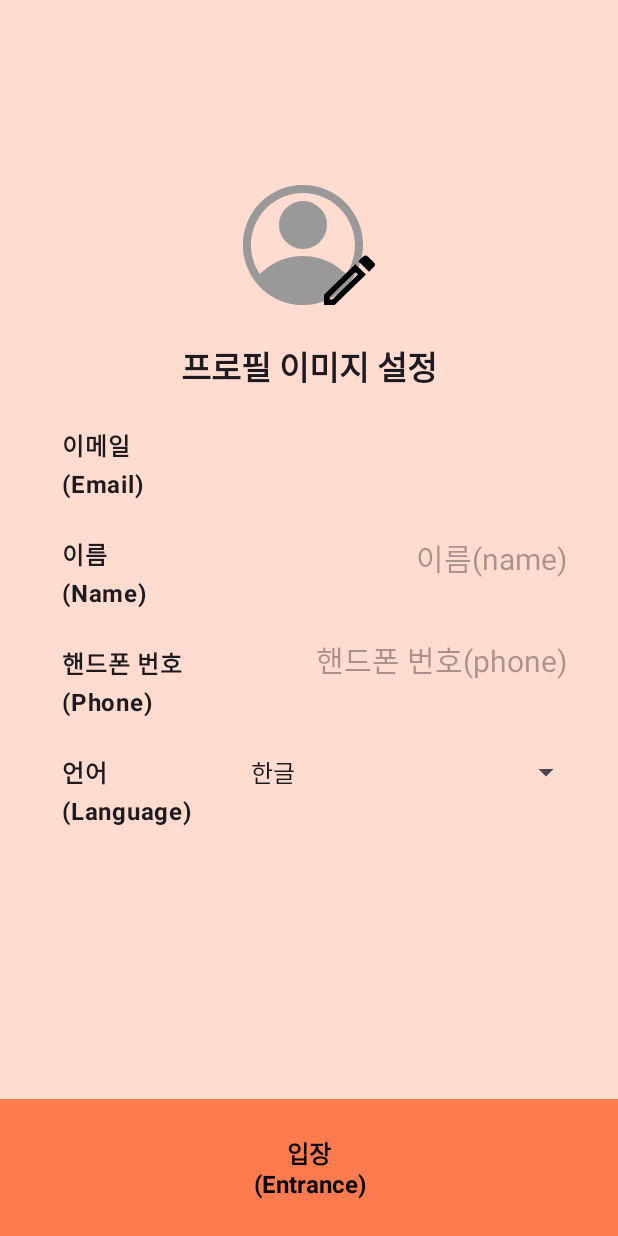
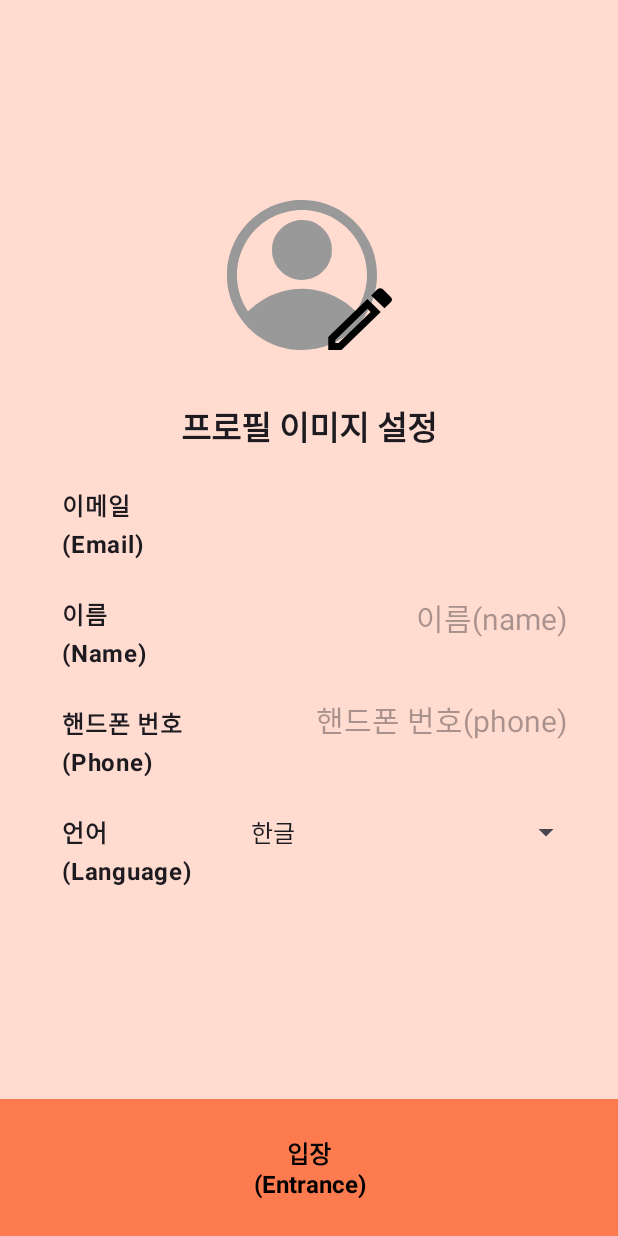
Before and after one commit to SaangMin/android-publictalk, an Android app: the SettingInfoFragment screen opened through its navigation route, on a phone screen of 412 x 824 dp. Run offline under Robolectric (Android 15) with nearby library versions, the phone set to English and light mode, and no system bars; our stand-ins replace Firebase (no records; nobody signed in at launch, a user with empty details on screens opened directly), data binding; 3 statements that could not run were skipped.

Commit message:
정보 입력창 프로필 사진 첨부 기능 구현

```diff
--- a/app/src/main/java/com/skysmyoo/publictalk/ui/login/SettingInfoFragment.kt
+++ b/app/src/main/java/com/skysmyoo/publictalk/ui/login/SettingInfoFragment.kt
@@ -1,9 +1,14 @@
 package com.skysmyoo.publictalk.ui.login
 
+import android.net.Uri
 import android.os.Bundle
+import android.provider.OpenableColumns
+import android.util.Log
 import android.view.View
 import android.widget.AdapterView
 import android.widget.ArrayAdapter
+import androidx.activity.result.ActivityResultLauncher
+import androidx.activity.result.contract.ActivityResultContracts
 import com.google.android.material.snackbar.Snackbar
 import com.skysmyoo.publictalk.BaseFragment
 import com.skysmyoo.publictalk.R
@@ -15,13 +20,38 @@ class SettingInfoFragment : BaseFragment() {
 
     override val binding get() = _binding as FragmentSettingInfoBinding
     override val layoutId: Int get() = R.layout.fragment_setting_info
+
+    private lateinit var pickImage: ActivityResultLauncher<String>
     private var userLanguage: Language? = null
+
+    override fun onCreate(savedInstanceState: Bundle?) {
+        super.onCreate(savedInstanceState)
+        setPickImage()
+    }
 
     override fun onViewCreated(view: View, savedInstanceState: Bundle?) {
         super.onViewCreated(view, savedInstanceState)
 
         binding.tvSettingInfoEmail.text = FirebaseData.user?.email
+        binding.ivSettingInfoProfile.setOnClickListener {
+            pickImage.launch("image/*")
+        }
         setSpinner()
+    }
+
+    private fun setPickImage() {
+        pickImage = registerForActivityResult(ActivityResultContracts.GetContent()) { uri: Uri? ->
+            uri?.let {
+                requireActivity().contentResolver.query(it, null, null, null, null)?.use { cursor ->
+                    val nameIndex = cursor.getColumnIndex(OpenableColumns.DISPLAY_NAME)
+                    cursor.moveToFirst()
+                    val imageName = cursor.getString(nameIndex)
+                    binding.ivSettingInfoProfile.setImageURI(it)
+                }
+            } ?: run {
+                Log.d(TAG, "No media selected")
+            }
+        }
     }
 
     private fun setSpinner() {
--- a/app/src/main/res/layout/fragment_setting_info.xml
+++ b/app/src/main/res/layout/fragment_setting_info.xml
@@ -17,9 +17,10 @@
 
         <ImageView
             android:id="@+id/iv_setting_info_profile"
-            android:layout_width="wrap_content"
-            android:layout_height="wrap_content"
+            android:layout_width="120dp"
+            android:layout_height="120dp"
             android:contentDescription="@string/edit_profile_image"
+            android:padding="10dp"
             android:scaleType="centerCrop"
             android:src="@drawable/icon_edit_profile_image"
             app:layout_constraintBottom_toTopOf="@id/tv_setting_info_profile_label"
```
